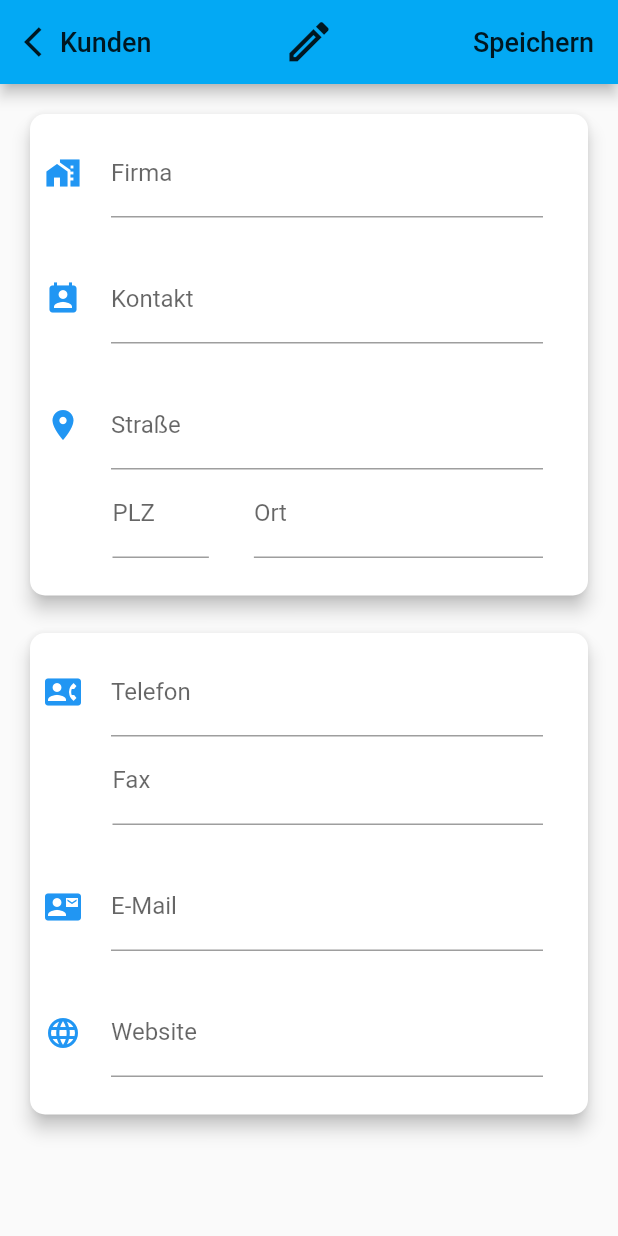
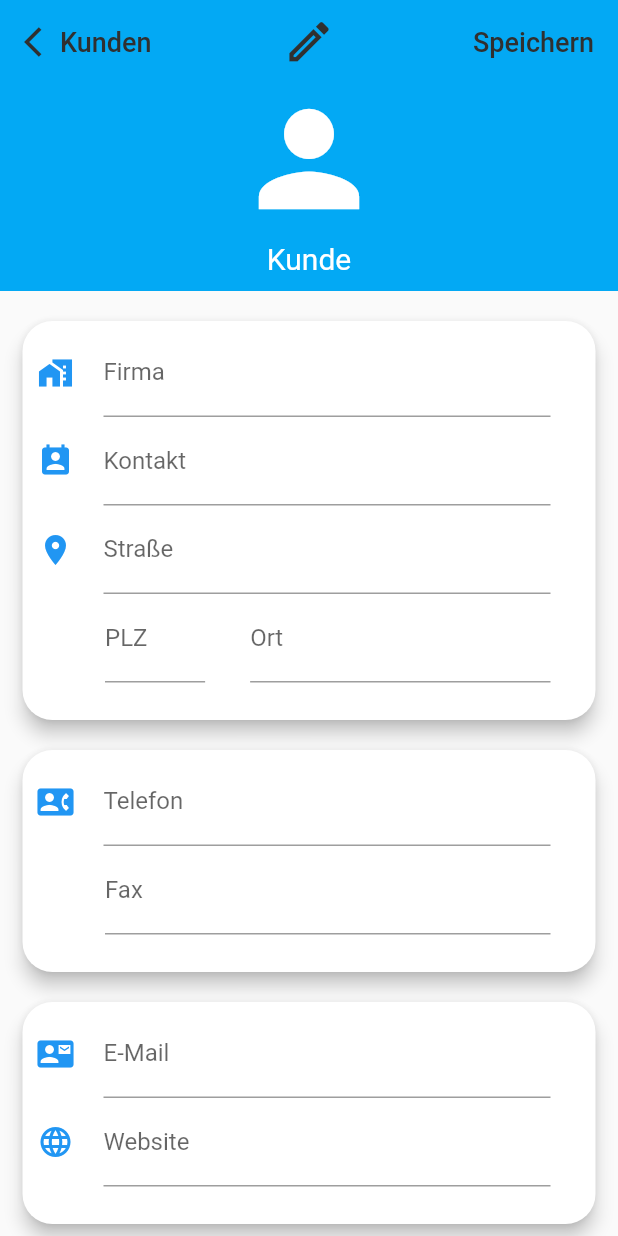
Before and after one commit to MarcelGep/flutter_desktop, a Flutter app: the CustomerEditPage screen opened by its route, on a phone screen of 412 x 824 dp. Run offline on Flutter 3.47's test engine with Material 2 defaults, Android fonts, the phone set to English and light mode, and no system bars; our stand-ins replace another_flushbar, cloud_firestore, device_info, faker, firebase_auth, firebase_core and 7 more; missing offline and left inert: random_color; accounts and stored records are empty.

Commit message:
commit all

```diff
--- a/lib/pages/customer_edit_page.dart
+++ b/lib/pages/customer_edit_page.dart
@@ -1,6 +1,7 @@
 import 'package:flutter/material.dart';
 import 'package:flutter_desktop/database/database_helper.dart';
 import 'package:flutter_desktop/models/customer.dart';
+import 'package:flutter_desktop/widgets/customer_list.dart';
 
 // ignore: must_be_immutable
 class CustomerEditPage extends StatefulWidget {
@@ -28,7 +29,6 @@ class _CustomerEditPageState extends State<CustomerEditPage> {
   bool _validated = true;
   bool _editCustomer = false;
   Customer _customer;
-  double _space = 25;
 
   void initCustomerData() {
     _customer = ModalRoute.of(context).settings.arguments;
@@ -57,15 +57,16 @@ class _CustomerEditPageState extends State<CustomerEditPage> {
     initCustomerData();
     return new Scaffold(
       appBar: AppBar(
+        elevation: 0,
         leadingWidth: 123,
         leading: FlatButton(
           onPressed: () => Navigator.pop(context),
           child: Row(
             children: [
-              Icon(Icons.arrow_back_ios, size: 24, color: Colors.black87),
+              Icon(Icons.arrow_back_ios, size: 24, color: Colors.grey[850]),
               Text(
                 'Kunden',
-                style: TextStyle(fontSize: 18, color: Colors.black87),
+                style: TextStyle(fontSize: 18, color: Colors.grey[850]),
               ),
             ],
           ),
@@ -73,7 +74,7 @@ class _CustomerEditPageState extends State<CustomerEditPage> {
         title: Icon(
           _editCustomer ? Icons.mode_outlined : Icons.person_add,
           size: 35,
-          color: Colors.black87,
+          color: Colors.grey[850],
         ),
         centerTitle: true,
         actions: <Widget>[
@@ -81,25 +82,30 @@ class _CustomerEditPageState extends State<CustomerEditPage> {
             onPressed: () => applyCustomer(),
             child: Text(
               _editCustomer ? 'Speichern' : 'Erstellen',
-              style: TextStyle(color: Colors.black87, fontSize: 18),
+              style: TextStyle(color: Colors.grey[850], fontSize: 18),
             ),
           )
         ],
       ),
-      body: Container(
-        child: SingleChildScrollView(
-          child: Column(
-            children: [
-              Card(
-                clipBehavior: Clip.antiAliasWithSaveLayer,
-                shape: RoundedRectangleBorder(
-                  borderRadius: BorderRadius.circular(10.0),
-                ),
-                elevation: 5,
-                margin: EdgeInsets.only(top: 20, left: 20, right: 20),
-                child: Padding(
-                  padding: EdgeInsets.only(top: 10, bottom: 25),
-                  child: Column(
+      body: Column(
+        crossAxisAlignment: CrossAxisAlignment.stretch,
+        children: [
+          Container(
+            decoration: BoxDecoration(color: Colors.lightBlue),
+            child: Column(children: [
+              Icon(Icons.person, size: 100, color: Colors.white),
+              SizedBox(height: 5),
+              Text('Kunde',
+                  style: TextStyle(fontSize: 20, color: Colors.white)),
+              SizedBox(height: 10),
+            ]),
+          ),
+          Expanded(
+            child: ListView(
+              children: [
+                _createSpaceBox(),
+                _createContactCard(
+                  Column(
                     children: [
                       _buildCompany(),
                       _buildContact(),
@@ -107,29 +113,27 @@ class _CustomerEditPageState extends State<CustomerEditPage> {
                     ],
                   ),
                 ),
-              ),
-              SizedBox(height: 15),
-              Card(
-                clipBehavior: Clip.antiAliasWithSaveLayer,
-                shape: RoundedRectangleBorder(
-                  borderRadius: BorderRadius.circular(10.0),
-                ),
-                elevation: 5,
-                margin: EdgeInsets.only(top: 10, left: 20, right: 20),
-                child: Padding(
-                  padding: EdgeInsets.only(top: 10, bottom: 25),
-                  child: Column(
+                _createSpaceBox(),
+                _createContactCard(
+                  Column(
                     children: [
                       _buildPhone(),
+                    ],
+                  ),
+                ),
+                _createSpaceBox(),
+                _createContactCard(
+                  Column(
+                    children: [
                       _buildEmail(),
                       _buildWeb(),
                     ],
                   ),
                 ),
-              ),
-            ],
+              ],
+            ),
           ),
-        ),
+        ],
       ),
     );
   }
@@ -138,10 +142,10 @@ class _CustomerEditPageState extends State<CustomerEditPage> {
     return Form(
       key: _formKeyName,
       child: Container(
-        padding: EdgeInsets.only(left: 10, right: 30, bottom: _space),
+        padding: EdgeInsets.only(left: 10, right: 30),
         child: Row(
           children: [
-            Icon(Icons.home_work, color: Colors.blue[500]),
+            Icon(Icons.home_work, color: Colors.blue),
             SizedBox(width: 20),
             Expanded(
               child: TextFormField(
@@ -171,7 +175,7 @@ class _CustomerEditPageState extends State<CustomerEditPage> {
 
   Widget _buildContact() {
     return Container(
-      padding: EdgeInsets.only(left: 10, right: 30, bottom: _space),
+      padding: EdgeInsets.only(left: 10, right: 30),
       child: Row(
         children: [
           Icon(Icons.perm_contact_cal, color: Colors.blue[500]),
@@ -235,7 +239,7 @@ class _CustomerEditPageState extends State<CustomerEditPage> {
 
   Widget _buildPhone() {
     return Container(
-      padding: EdgeInsets.only(left: 10, right: 30, bottom: _space),
+      padding: EdgeInsets.only(left: 10, right: 30),
       child: Form(
         key: _formKeyPhone,
         child: Column(
@@ -286,7 +290,7 @@ class _CustomerEditPageState extends State<CustomerEditPage> {
 
   Widget _buildEmail() {
     return Container(
-      padding: EdgeInsets.only(left: 10, right: 30, bottom: _space),
+      padding: EdgeInsets.only(left: 10, right: 30),
       child: Form(
         key: _formKeyEmail,
         child: Row(
@@ -369,4 +373,23 @@ class _CustomerEditPageState extends State<CustomerEditPage> {
             r"^[a-zA-Z0-9.a-zA-Z0-9.!#$%&'*+-/=?^_`{|}~]+@[a-zA-Z0-9]+\.[a-zA-Z]+")
         .hasMatch(value);
   }
+
+  Widget _createSpaceBox() {
+    return SizedBox(height: 20);
+  }
+
+  Widget _createContactCard(Widget child) {
+    return Card(
+      clipBehavior: Clip.antiAliasWithSaveLayer,
+      shape: RoundedRectangleBorder(
+        borderRadius: BorderRadius.circular(20.0),
+      ),
+      elevation: 5,
+      margin: EdgeInsets.only(left: 15, right: 15),
+      child: Padding(
+        padding: EdgeInsets.only(top: 5, bottom: 25),
+        child: child,
+      ),
+    );
+  }
 }
--- a/lib/pages/customer_page.dart
+++ b/lib/pages/customer_page.dart
@@ -4,23 +4,29 @@ import 'package:flutter_desktop/routes/routes.dart';
 import 'package:flutter_desktop/widgets/app_drawer.dart';
 import 'package:flutter_desktop/widgets/customer_list.dart';
 
-class CustomerPage extends StatelessWidget {
+class CustomerPage extends StatefulWidget {
   static const String routeName = '/customers';
 
+  @override
+  _CustomerPageState createState() => _CustomerPageState();
+}
+
+class _CustomerPageState extends State<CustomerPage> {
   @override
   Widget build(BuildContext context) {
     return new Scaffold(
       appBar: AppBar(
-        title: Text("Kunden", style: TextStyle(color: Colors.black87)),
+        iconTheme: IconThemeData(color: Colors.grey[850]),
+        title: Text("Kunden", style: TextStyle(color: Colors.grey[850])),
         actions: <Widget>[
           FlatButton(
             onPressed: () => DatabaseHelper.addRandomCustomer(),
-            child: Icon(Icons.add_box, color: Colors.black87),
+            child: Icon(Icons.add_box, color: Colors.grey[850]),
           ),
           FlatButton(
             onPressed: () => Navigator.pushNamed(context, Routes.customerEdit,
                 arguments: null),
-            child: Icon(Icons.add, color: Colors.black87),
+            child: Icon(Icons.add, color: Colors.grey[850]),
           )
         ],
       ),
--- a/lib/widgets/app_drawer.dart
+++ b/lib/widgets/app_drawer.dart
@@ -5,9 +5,7 @@ import 'package:flutter_desktop/routes/routes.dart';
 import 'user_info_widget.dart';
 
 class AppDrawer extends StatelessWidget {
-  const AppDrawer({
-    Key key,
-  }) : super(key: key);
+  const AppDrawer({Key key}) : super(key: key);
 
   Widget _createDrawerItem(
       {IconData icon, String text, GestureTapCallback onTap}) {
--- a/lib/widgets/customer_list.dart
+++ b/lib/widgets/customer_list.dart
@@ -9,9 +9,7 @@ import '../database/database_helper.dart';
 import '../models/customer.dart';
 
 class CustomerList extends StatelessWidget {
-  const CustomerList({
-    Key key,
-  }) : super(key: key);
+  const CustomerList({Key key}) : super(key: key);
 
   @override
   Widget build(BuildContext context) {
```
Also changed, not shown: pubspec.lock, 1 other file.
